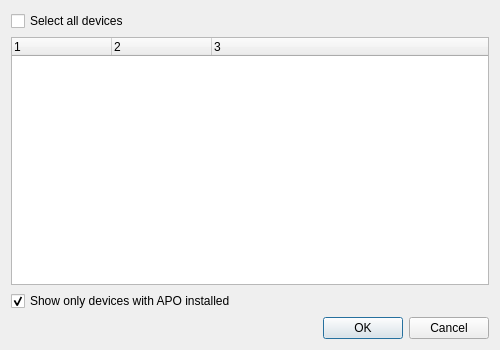
Above: Editor/guis/DeviceFilterGUIDialog.ui from xup61069/EqAPO64_with_VST3_support before the change. Below: the same form after it.
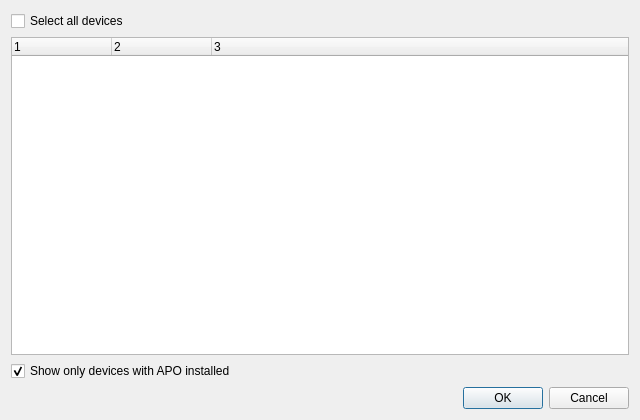
That is the form after the change.

The edit to the form file:
```diff
--- a/Editor/guis/DeviceFilterGUIDialog.ui
+++ b/Editor/guis/DeviceFilterGUIDialog.ui
@@ -6,8 +6,8 @@
    <rect>
     <x>0</x>
     <y>0</y>
-    <width>500</width>
-    <height>350</height>
+    <width>640</width>
+    <height>420</height>
    </rect>
   </property>
   <property name="windowTitle">
@@ -16,6 +16,12 @@
   <layout class="QGridLayout" name="gridLayout">
    <item row="1" column="0">
     <widget class="QTreeWidget" name="treeWidget">
+     <property name="horizontalScrollBarPolicy">
+      <enum>Qt::ScrollBarAlwaysOff</enum>
+     </property>
+     <property name="textElideMode">
+      <enum>Qt::ElideMiddle</enum>
+     </property>
      <property name="columnCount">
       <number>3</number>
      </property>
```
